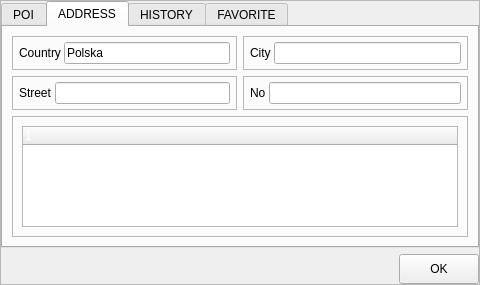
Qt form Pilocik/pointselectionwindow.ui (dotevo/Pilocik) before a commit.
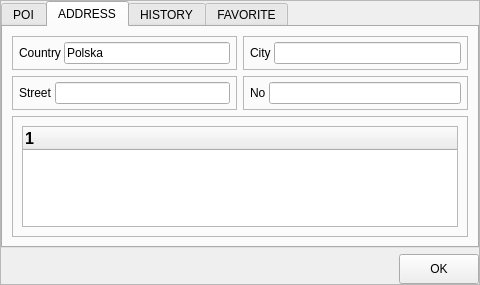
The same form after that commit. Custom widgets are drawn as their Qt base class.

```diff
--- a/Pilocik/pointselectionwindow.ui
+++ b/Pilocik/pointselectionwindow.ui
@@ -405,8 +405,15 @@
          <layout class="QHBoxLayout" name="horizontalLayout_11">
           <item>
            <widget class="QTreeWidget" name="treeWidget">
+            <property name="font">
+             <font>
+              <pointsize>12</pointsize>
+              <weight>75</weight>
+              <bold>true</bold>
+             </font>
+            </property>
             <property name="styleSheet">
-             <string notr="true">color: rgb(255, 255, 255);</string>
+             <string notr="true"/>
             </property>
             <column>
              <property name="text">
```
Left out of the diff: 2 changed lines with no effect on the pictures.
